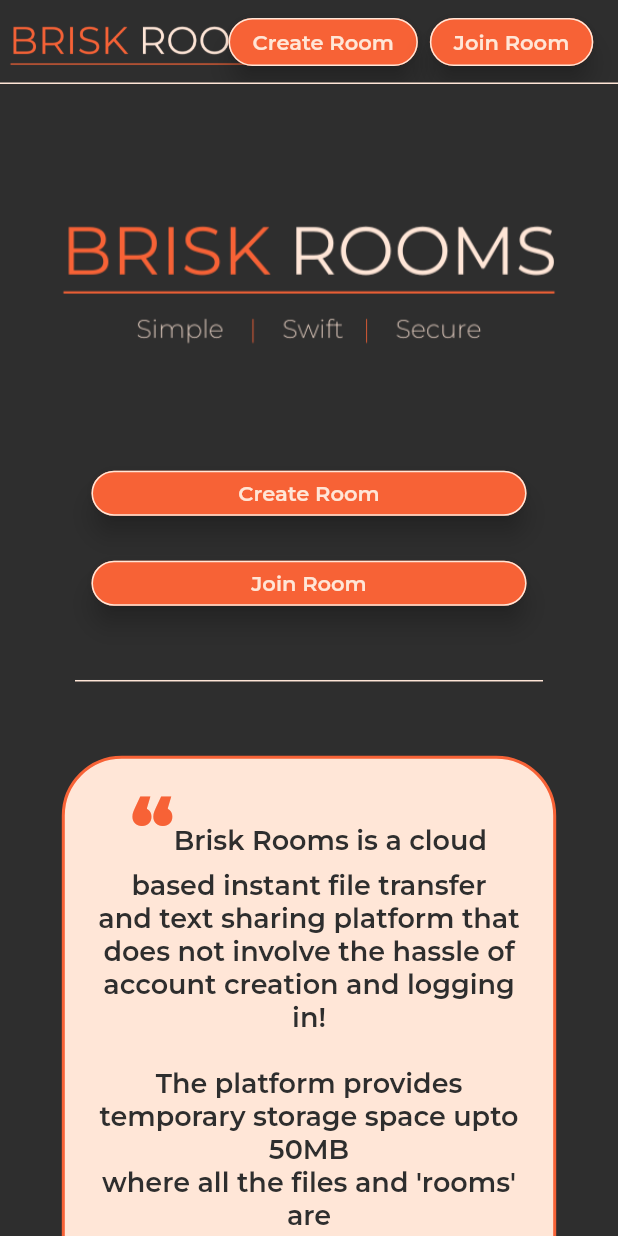
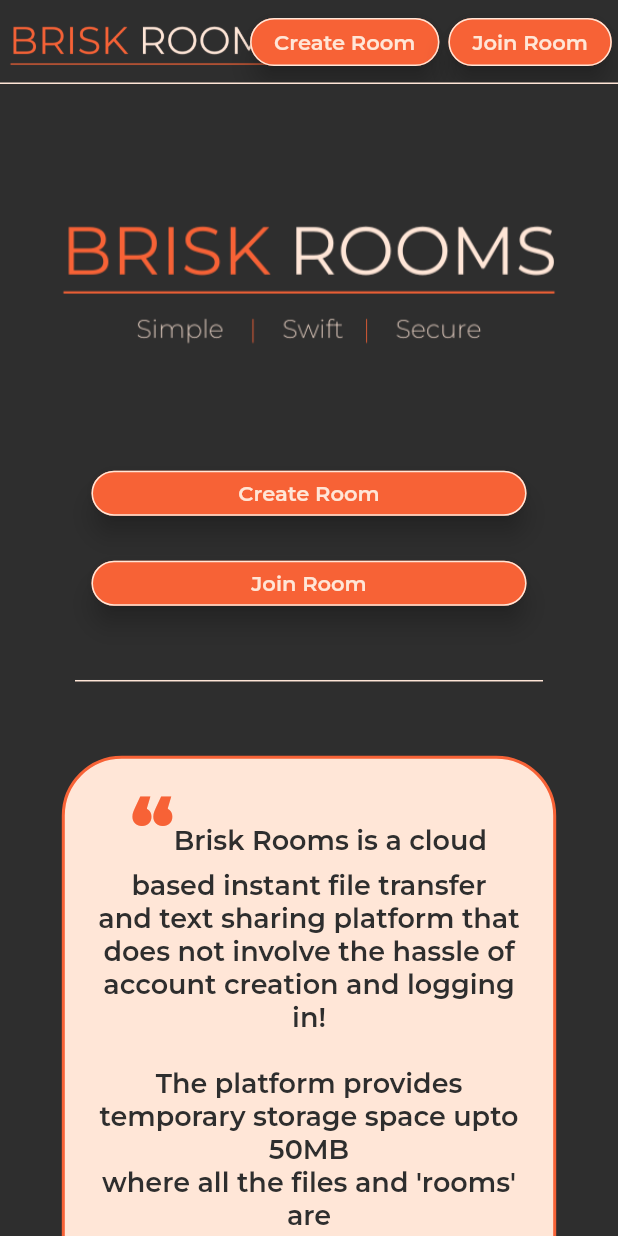
Before and after one commit to soaham-pimparkar/brisk-rooms, a Flutter app: the screen it shows after launch, on a phone screen of 412 x 824 dp. Run offline on Flutter 3.47's test engine with Material 2 defaults, Android fonts, the phone set to English and light mode, and no system bars; our stand-ins replace beamer, cloud_firestore, file_picker, firebase_core, firebase_storage, get and 1 more; accounts and stored records are empty; project files that could hold a hidden picture were left out.

Commit message:
night airport push

```diff
--- a/brisk_rooms/lib/screens/home.dart
+++ b/brisk_rooms/lib/screens/home.dart
@@ -26,14 +26,14 @@ class homePage extends StatelessWidget {
         ),
         actions: [
           Padding(
-            padding: const EdgeInsets.fromLTRB(0, 12, 4, 12),
+            padding: const EdgeInsets.fromLTRB(0, 12, 3, 12),
             child: createRoomButton(),
           ),
           Padding(
-            padding: const EdgeInsets.fromLTRB(4, 12, 0, 12),
+            padding: const EdgeInsets.fromLTRB(3, 12, 0, 12),
             child: joinRoomButton(),
           ),
-          SizedBox(width: width / 25)
+          SizedBox(width: width / 100)
         ],
       ),
       body: SingleChildScrollView(
@@ -462,7 +462,7 @@ class joinRoomButton extends StatelessWidget {
         onPressed: () {
           Get.offNamed("/joinroom");
         },
-        child: Text('Join Room'));
+        child: Text('Join Room', style: TextStyle(fontSize: 14)));
   }
 }
 
```
Also changed, not shown: 11 other files.
